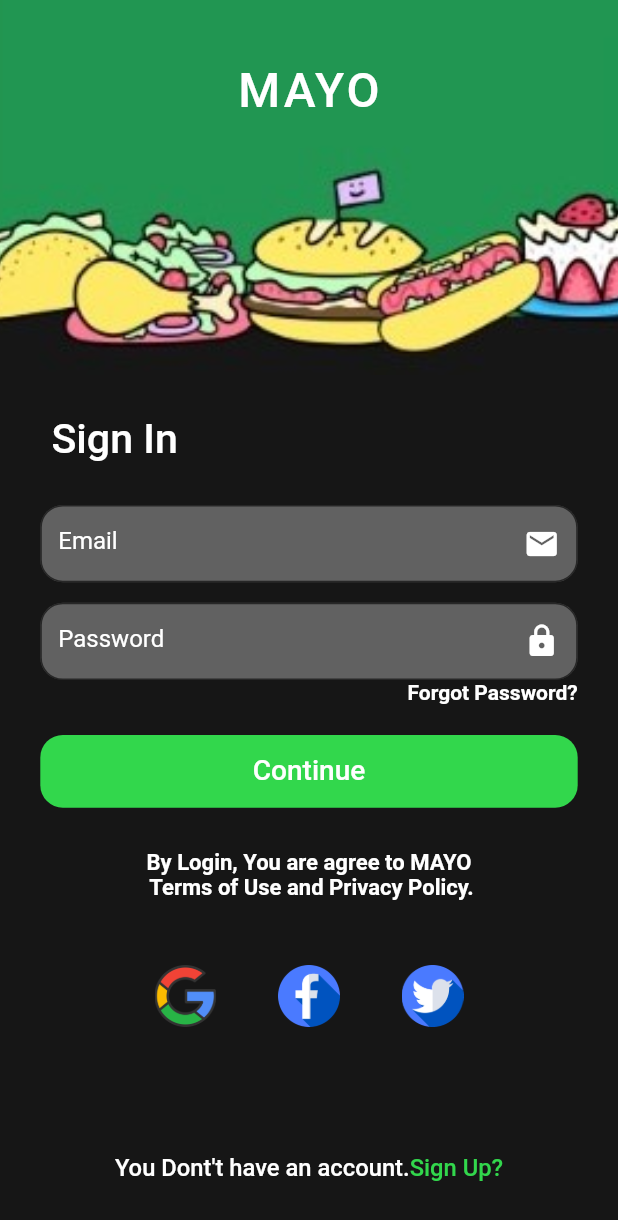
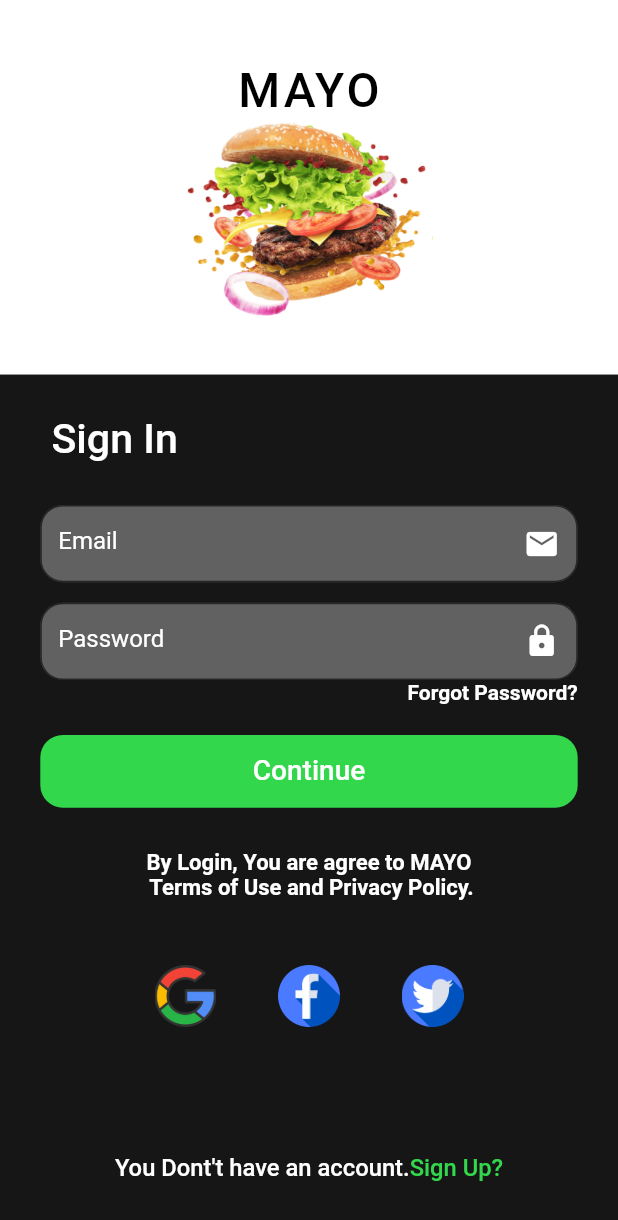
Before and after one commit to Programmer9211/MAYO_UI, a Flutter app: the screen it shows after launch, after a tap on "Login", on a phone screen of 412 x 824 dp. Shown: the top 1220 px of the screen. Run offline on Flutter 3.47's test engine with Material 2 defaults, Android fonts, the phone set to English and light mode, and no system bars.

Commit message:
beta Commit

```diff
--- a/lib/LoginScreen.dart
+++ b/lib/LoginScreen.dart
@@ -12,12 +12,7 @@ class LoginScreen extends StatelessWidget {
           Container(
               height: size.height / 3.3,
               width: size.width,
-              decoration: BoxDecoration(
-                image: DecorationImage(
-                  image: AssetImage("assets/img.jpeg"),
-                  fit: BoxFit.cover,
-                ),
-              ),
+              color: Colors.white,
               alignment: Alignment.center,
               child: Column(
                 children: [
@@ -27,10 +22,20 @@ class LoginScreen extends StatelessWidget {
                   Text(
                     "MAYO",
                     style: TextStyle(
-                      color: Colors.white,
+                      color: Colors.black,
                       letterSpacing: 2,
                       fontSize: size.width / 12.9,
                       fontWeight: FontWeight.w500,
+                    ),
+                  ),
+                  Container(
+                    height: size.height / 6,
+                    width: size.height / 5,
+                    decoration: BoxDecoration(
+                      image: DecorationImage(
+                        image: AssetImage("assets/burg.png"),
+                        //fit: BoxFit.cover,
+                      ),
                     ),
                   ),
                 ],
```
